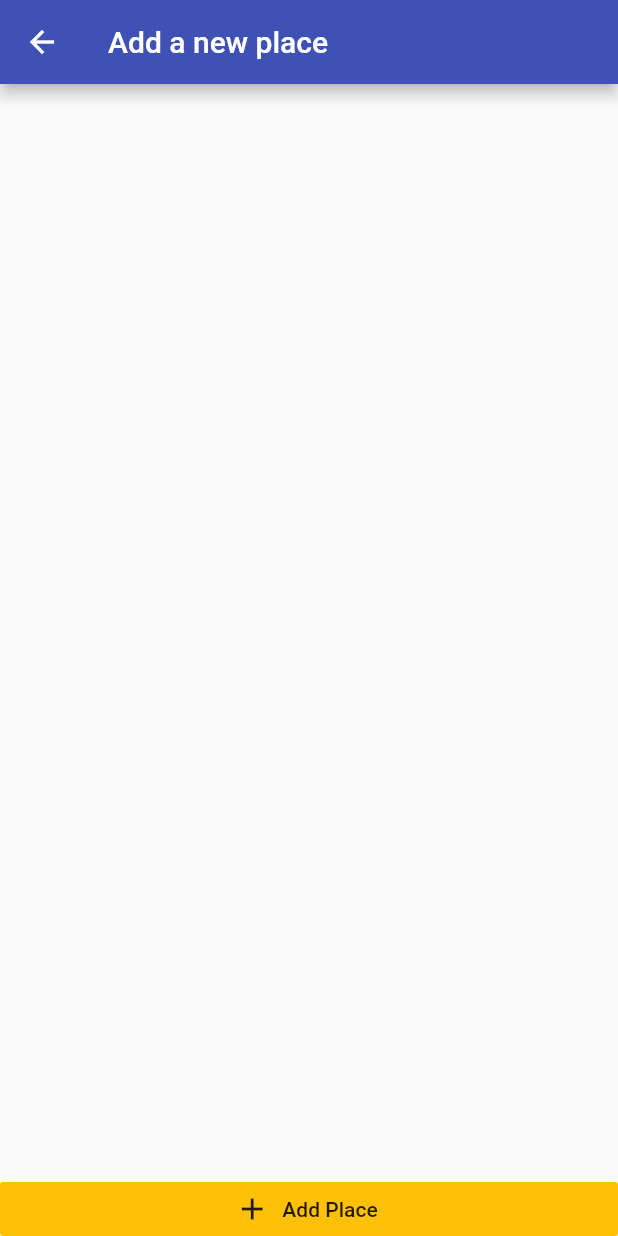
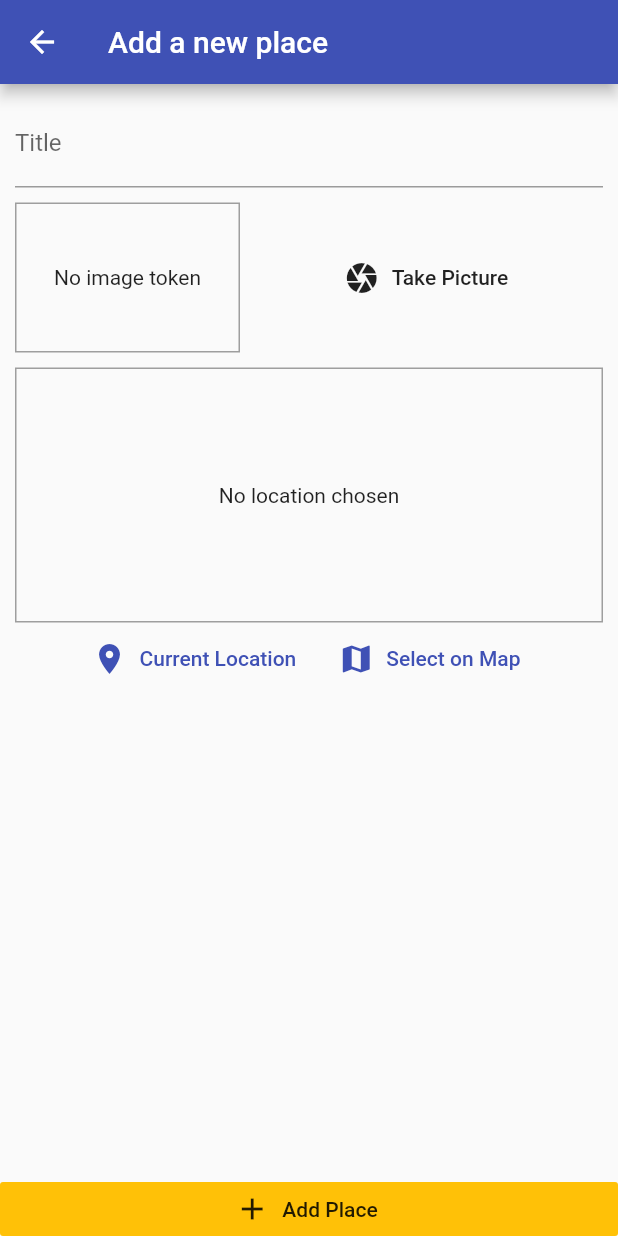
Before and after one commit to mehmetyilmaz001/flutter_workout_greatplaces, a Flutter app: the screen it shows after launch, after a tap on the "add" icon, on a phone screen of 412 x 824 dp. Run offline on Flutter 3.47's test engine with Material 2 defaults, Android fonts, the phone set to English and light mode, and no system bars; our stand-ins replace image_picker, location, sqflite; accounts and stored records are empty.

Commit message:
sort of changes

```diff
--- /dev/null
+++ b/lib/helpers/db_helper.dart
@@ -0,0 +1,27 @@
+import 'package:sqflite/sqflite.dart' as sql;
+import 'package:path/path.dart' as path;
+
+class DBHelper {
+
+  static Future<sql.Database> database() async {
+    final dbPath = await sql.getDatabasesPath();
+
+    final sqlDb = await sql.openDatabase(path.join(dbPath, 'places.db'),
+        onCreate: (db, version) {
+      return db.execute(
+          'CREATE TABLE places(id, TEXT PRIMARY_KEY, title TEXT, image TEXT)');
+    }, version: 1);
+
+    return sqlDb;
+  }
+
+  static Future<void> insert(String table, Map<String, Object> data) async {
+    final db = await DBHelper.database();
+    db.insert(table, data, conflictAlgorithm: sql.ConflictAlgorithm.replace);
+  }
+
+  static Future<List<Map<String, dynamic>>> getData(String table) async {
+    final db = await DBHelper.database();
+    return db.query(table);
+  }
+}
--- a/lib/providers/great_places.dart
+++ b/lib/providers/great_places.dart
@@ -1,11 +1,43 @@
+import 'dart:io';
+
 import 'package:flutter/widgets.dart';
+import 'package:flutter_workout_greateplaces/helpers/db_helper.dart';
 import 'package:flutter_workout_greateplaces/models/place.dart';
 
-class GreatPlaces with ChangeNotifier{
+class GreatPlaces with ChangeNotifier {
   List<Place> _items = [];
 
   List<Place> get items {
     return [..._items];
   }
 
+  void addPlace(String title, File image) {
+    final newPlace = Place(
+        id: DateTime.now().toString(),
+        image: image,
+        title: title,
+        location: null);
+
+    _items.add(newPlace);
+    notifyListeners();
+
+    DBHelper.insert('places', {
+      'id': newPlace.id,
+      'title': newPlace.title,
+      'image': newPlace.image.path
+    });
+  }
+
+  Future<void> getPlaces() async {
+    final list = await DBHelper.getData('places');
+    list
+        .map((item) => Place(
+            id: item['id'],
+            title: item['title'],
+            image: File(item['image']),
+            location: null))
+        .toList();
+
+    notifyListeners();
+  }
 }
--- a/lib/screens/add_place_screen.dart
+++ b/lib/screens/add_place_screen.dart
@@ -1,4 +1,10 @@
+import 'dart:io';
+
 import 'package:flutter/material.dart';
+import 'package:flutter_workout_greateplaces/providers/great_places.dart';
+import 'package:flutter_workout_greateplaces/widgets/image_input.dart';
+import 'package:flutter_workout_greateplaces/widgets/place_input.dart';
+import 'package:provider/provider.dart';
 
 class AddPlaceScreen extends StatefulWidget {
   static const routeName = '/add-place';
@@ -9,6 +15,24 @@ class AddPlaceScreen extends StatefulWidget {
 }
 
 class _AddPlaceScreenState extends State<AddPlaceScreen> {
+  final _titleController = TextEditingController();
+  File _pickedImage;
+
+  void _selectImage(File pickedImage) {
+    _pickedImage = pickedImage;
+  }
+
+  void _savePlace() {
+    if (_titleController.text.isEmpty || _pickedImage == null) {
+      return;
+    }
+
+    Provider.of<GreatPlaces>(context)
+        .addPlace(_titleController.text, _pickedImage);
+
+      Navigator.of(context).pop();
+  }
+
   @override
   Widget build(BuildContext context) {
     return Container(
@@ -22,16 +46,30 @@ class _AddPlaceScreenState extends State<AddPlaceScreen> {
           children: <Widget>[
             Expanded(
                 child: SingleChildScrollView(
-              child: Column(
-                children: <Widget>[
-
-                ],
+              child: Padding(
+                padding: const EdgeInsets.all(10.0),
+                child: Column(
+                  children: <Widget>[
+                    TextField(
+                      decoration: InputDecoration(labelText: 'Title'),
+                      controller: _titleController,
+                    ),
+                    SizedBox(
+                      height: 10,
+                    ),
+                    ImageInput(_selectImage),
+                    SizedBox(height: 10,),
+                    LocationInput()
+                  ],
+                ),
               ),
             )),
             RaisedButton.icon(
               icon: Icon(Icons.add),
               label: Text('Add Place'),
-              onPressed: () {},
+              onPressed: () {
+                _savePlace();
+              },
               elevation: 0,
               materialTapTargetSize: MaterialTapTargetSize.shrinkWrap,
               color: Theme.of(context).accentColor,
--- a/lib/screens/places_list_screen.dart
+++ b/lib/screens/places_list_screen.dart
@@ -1,5 +1,7 @@
 import 'package:flutter/material.dart';
+import 'package:flutter_workout_greateplaces/providers/great_places.dart';
 import 'package:flutter_workout_greateplaces/screens/add_place_screen.dart';
+import 'package:provider/provider.dart';
 
 class PlacesListScreen extends StatelessWidget {
   const PlacesListScreen({Key key}) : super(key: key);
@@ -15,12 +17,37 @@ class PlacesListScreen extends StatelessWidget {
               onPressed: () {
                 Navigator.of(context).pushNamed(AddPlaceScreen.routeName);
               },
-
             )
           ],
         ),
-
-      body: (Center(child: CircularProgressIndicator(),)),
-    );
+        body: FutureBuilder(
+          future: Provider.of<GreatPlaces>(context, listen: false).getPlaces(),
+          builder: (ctx, snapshot) =>
+              snapshot.connectionState == ConnectionState.waiting
+                  ? Center(
+                      child: CircularProgressIndicator(),
+                    )
+                  : Consumer<GreatPlaces>(
+                      child: Center(
+                        child: Text('Start adding some places'),
+                      ),
+                      builder: (ctx, greatPlaces, ch) =>
+                          greatPlaces.items.length <= 0
+                              ? ch
+                              : ListView.builder(
+                                  itemCount: greatPlaces.items.length,
+                                  itemBuilder: (ctx, i) => ListTile(
+                                    leading: CircleAvatar(
+                                      backgroundImage:
+                                          FileImage(greatPlaces.items[i].image),
+                                    ),
+                                    title: Text(greatPlaces.items[i].title),
+                                    onTap: () {
+                                      // GO detail
+                                    },
+                                  ),
+                                ),
+                    ),
+        ));
   }
 }
--- /dev/null
+++ b/lib/widgets/image_input.dart
@@ -0,0 +1,72 @@
+import 'dart:io';
+
+import 'package:flutter/material.dart';
+import 'package:image_picker/image_picker.dart';
+import 'package:path/path.dart' as path;
+import 'package:path_provider/path_provider.dart' as syspath;
+
+class ImageInput extends StatefulWidget {
+  final Function onSelectImage;
+  ImageInput(this.onSelectImage);
+
+  @override
+  _ImageInputState createState() => _ImageInputState();
+}
+
+class _ImageInputState extends State<ImageInput> {
+  File _storedImage;
+
+  Future<void> _takePicture() async {
+    final imageFile =
+        await ImagePicker.pickImage(source: ImageSource.camera, maxWidth: 600);
+
+    if (imageFile == null) {
+      return;
+    }
+    setState(() {
+      _storedImage = imageFile;
+    });
+
+    final appDir = await syspath.getApplicationDocumentsDirectory();
+    final fileName = path.basename(imageFile.path);
+    final savedImage = await imageFile.copy('${appDir.path}/$fileName');
+    widget.onSelectImage(savedImage);
+  }
+
+  @override
+  Widget build(BuildContext context) {
+    return Row(
+      children: <Widget>[
+        Container(
+          width: 150,
+          height: 100,
+          decoration:
+              BoxDecoration(border: Border.all(width: 1, color: Colors.grey)),
+          child: _storedImage != null
+              ? Image.file(
+                  _storedImage,
+                  fit: BoxFit.cover,
+                  width: double.infinity,
+                )
+              : Text(
+                  'No image token',
+                  textAlign: TextAlign.center,
+                ),
+          alignment: Alignment.center,
+        ),
+        SizedBox(
+          width: 10,
+        ),
+        Expanded(
+          child: FlatButton.icon(
+            icon: Icon(Icons.camera),
+            label: Text('Take Picture'),
+            onPressed: () {
+              _takePicture();
+            },
+          ),
+        )
+      ],
+    );
+  }
+}
--- /dev/null
+++ b/lib/widgets/place_input.dart
@@ -0,0 +1,64 @@
+import 'package:flutter/material.dart';
+import 'package:location/location.dart';
+
+class LocationInput extends StatefulWidget {
+  LocationInput({Key key}) : super(key: key);
+
+  @override
+  _LocationInputState createState() => _LocationInputState();
+}
+
+class _LocationInputState extends State<LocationInput> {
+  String _previewImageUrl;
+
+  Future<void> _getCurrentLocation() async {
+    final locData = await Location().getLocation();
+    print(locData.latitude);
+    print(locData.longitude);
+  }
+
+  @override
+  Widget build(BuildContext context) {
+    return Column(
+      children: <Widget>[
+        Container(
+          alignment: Alignment.center,
+          height: 170,
+          width: double.infinity,
+          decoration: BoxDecoration(border: Border.all(width: 1, color: Colors.grey)),
+          child: _previewImageUrl == null
+              ? Text(
+                  'No location chosen',
+                  textAlign: TextAlign.center,
+                )
+              : Image.network(
+                  _previewImageUrl,
+                  fit: BoxFit.cover,
+                  width: double.infinity,
+                ),
+        ),
+        Row(
+          mainAxisAlignment: MainAxisAlignment.center,
+          children: <Widget>[
+            FlatButton.icon(
+              icon: Icon(Icons.location_on),
+              label: Text('Current Location'),
+              textColor: Theme.of(context).primaryColor,
+              onPressed: (){
+                _getCurrentLocation();
+              },
+            ),
+            FlatButton.icon(
+              icon: Icon(Icons.map),
+              label: Text('Select on Map'),
+              textColor: Theme.of(context).primaryColor,
+              onPressed: (){
+
+              },
+            )
+          ],
+        )
+      ],
+    );
+  }
+}
--- a/pubspec.yaml
+++ b/pubspec.yaml
@@ -20,6 +20,11 @@ dependencies:
   flutter:
     sdk: flutter
   provider: ^3.1.0+1
+  image_picker: ^0.6.1+10
+  path_provider: ^1.4.0
+  sqflite: ^1.1.7+2
+  location: ^2.3.5
+
 
   # The following adds the Cupertino Icons font to your application.
   # Use with the CupertinoIcons class for iOS style icons.
```
Also changed, not shown: pubspec.lock, 16 other files. Lines whose indentation alone changed are shown as unchanged.
